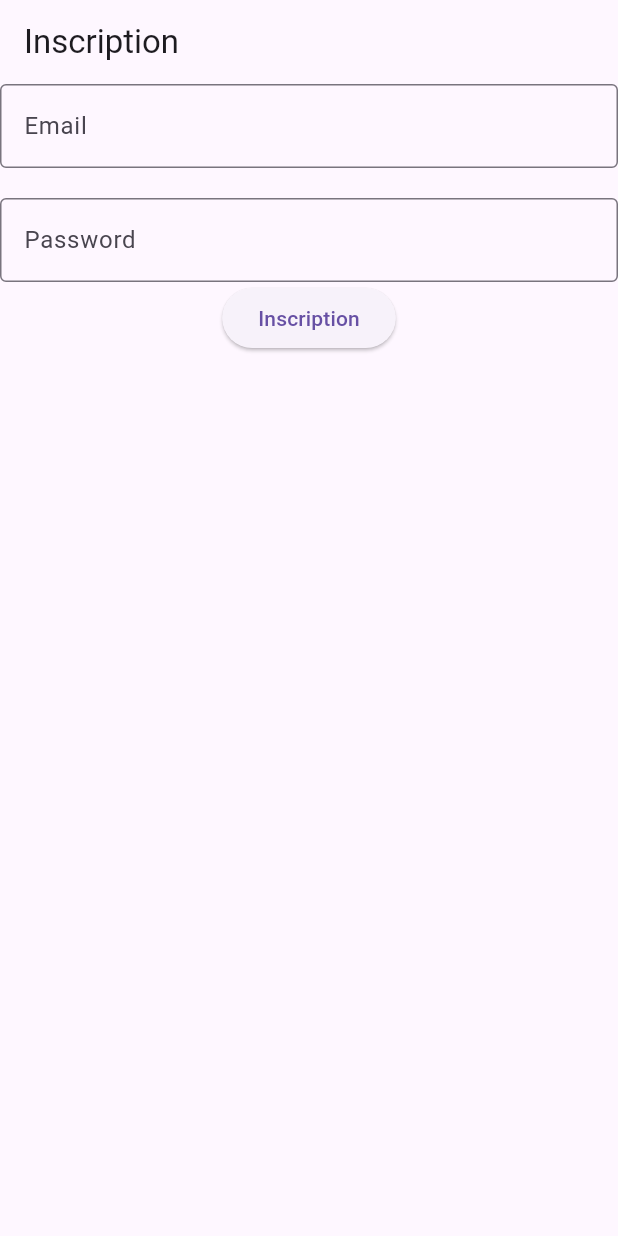
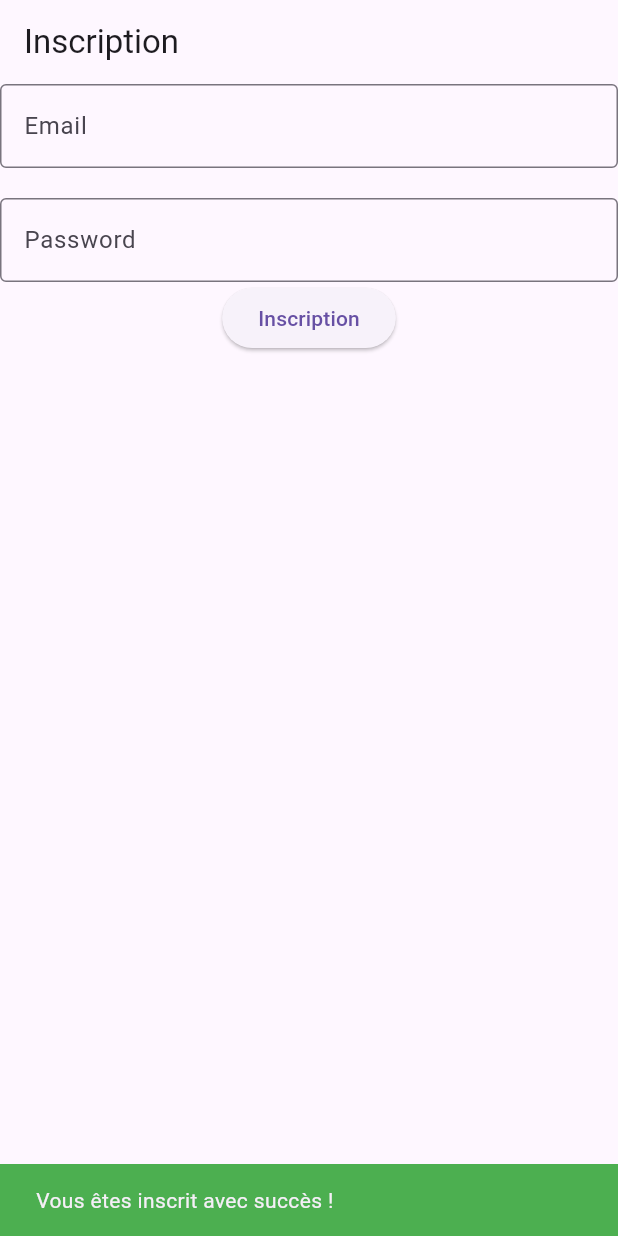
Before and after one commit to Houssam-eddinerachdi/run_app, a Flutter app: the screen it shows after launch, after a tap on "Inscription", on a phone screen of 412 x 824 dp. Run offline on Flutter 3.47's test engine with Material 3 defaults, Android fonts, the phone set to English and light mode, and no system bars.

Commit message:
ajout message confirmation inscription

```diff
--- a/lib/inscriptions.dart
+++ b/lib/inscriptions.dart
@@ -15,23 +15,34 @@ class _InscriptionState extends State<Inscription> {
       body: Column(
         children: [
           TextFormField(
-            decoration: InputDecoration(
+            decoration: const InputDecoration(
               border: OutlineInputBorder(),
               labelText: 'Email',
               hintText: 'Saisir votre email',
             ),
-            validator: (value) {},
           ),
-          SizedBox(height: 20),
+
+          const SizedBox(height: 20),
+
           TextFormField(
-            decoration: InputDecoration(
+            decoration: const InputDecoration(
               border: OutlineInputBorder(),
               labelText: 'Password',
             ),
             obscureText: true,
-            validator: (value) {},
           ),
-          ElevatedButton(onPressed: () {}, child: Text("Inscription")),
+
+          ElevatedButton(
+            onPressed: () {
+              ScaffoldMessenger.of(context).showSnackBar(
+                const SnackBar(
+                  content: Text("Vous êtes inscrit avec succès !"),
+                  backgroundColor: Colors.green,
+                ),
+              );
+            },
+            child: const Text("Inscription"),
+          ),
         ],
       ),
     );
```
